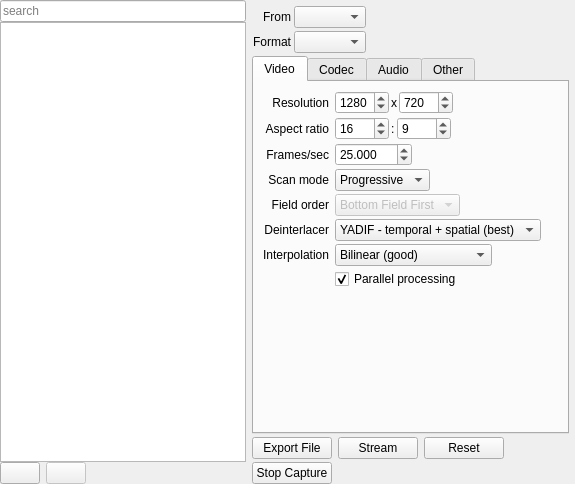
Qt form src/docks/encodedock.ui (leoxxw/myshotcut) before a commit.
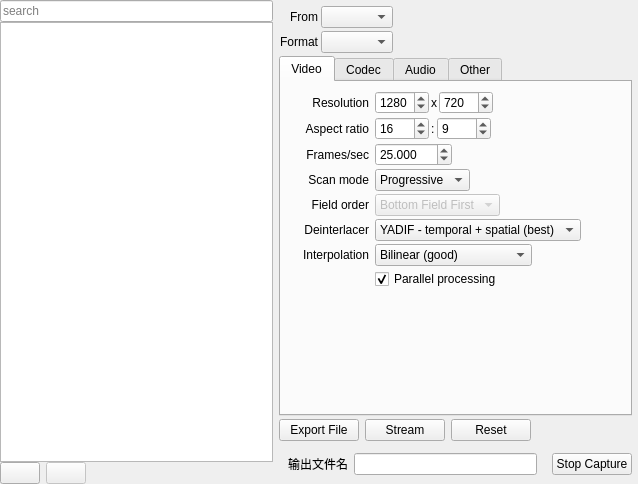
The same form after that commit. Icons and pictures are not drawn. Custom widgets are drawn as their Qt base class.

Commit message: 视频输出保存，工程下载保存完成（多文件模式暂时没改）

```diff
--- a/src/docks/encodedock.ui
+++ b/src/docks/encodedock.ui
@@ -6,7 +6,7 @@
    <rect>
     <x>0</x>
     <y>0</y>
-    <width>575</width>
+    <width>638</width>
     <height>484</height>
    </rect>
   </property>
@@ -133,9 +133,9 @@
        <property name="geometry">
         <rect>
          <x>0</x>
-         <y>-70</y>
-         <width>428</width>
-         <height>497</height>
+         <y>0</y>
+         <width>365</width>
+         <height>462</height>
         </rect>
        </property>
        <layout class="QVBoxLayout" name="verticalLayout_3">
@@ -1584,8 +1584,8 @@
             </property>
             <property name="sizeHint" stdset="0">
              <size>
-              <width>0</width>
-              <height>0</height>
+              <width>13</width>
+              <height>13</height>
              </size>
             </property>
            </spacer>
@@ -1597,6 +1597,22 @@
           <property name="spacing">
            <number>6</number>
           </property>
+          <item>
+           <widget class="QWidget" name="widget_2" native="true">
+            <layout class="QHBoxLayout" name="horizontalLayout_20">
+             <item>
+              <widget class="QLabel" name="label_6">
+               <property name="text">
+                <string>输出文件名</string>
+               </property>
+              </widget>
+             </item>
+             <item>
+              <widget class="QLineEdit" name="lineEdit"/>
+             </item>
+            </layout>
+           </widget>
+          </item>
           <item>
            <widget class="QPushButton" name="stopCaptureButton">
             <property name="text">
@@ -1604,19 +1620,6 @@
             </property>
            </widget>
           </item>
-          <item>
-           <spacer name="stopCaptureSpacer">
-            <property name="orientation">
-             <enum>Qt::Horizontal</enum>
-            </property>
-            <property name="sizeHint" stdset="0">
-             <size>
-              <width>40</width>
-              <height>0</height>
-             </size>
-            </property>
-           </spacer>
-          </item>
          </layout>
         </item>
        </layout>
```
The commit also changes 21 other files.
